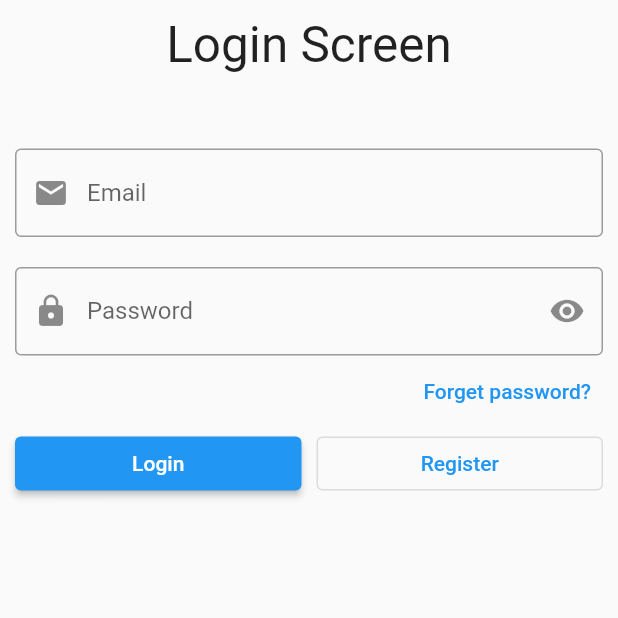
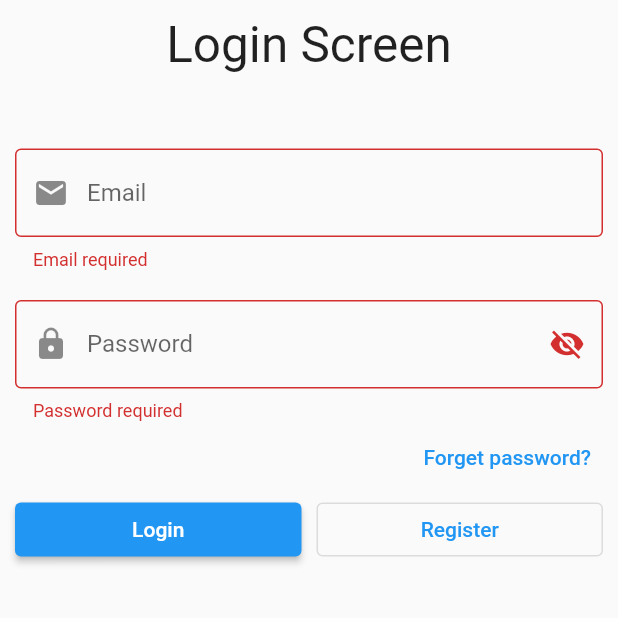
Before and after one commit to amir58/FlutterHti22Gr2, a Flutter app: the LoginScreen screen opened directly, after a tap on "Login", on a phone screen of 412 x 824 dp, the top half of it. Run offline on Flutter 3.47's test engine with Material 2 defaults, Android fonts, the phone set to English and light mode, and no system bars.

Commit message:
Session 8

```diff
--- a/lib/login_screen.dart
+++ b/lib/login_screen.dart
@@ -1,7 +1,16 @@
 import 'package:flutter/material.dart';
 
-class LoginScreen extends StatelessWidget {
-  const LoginScreen({Key? key}) : super(key: key);
+class LoginScreen extends StatefulWidget {
+  LoginScreen({Key? key}) : super(key: key);
+
+  @override
+  State<LoginScreen> createState() => _LoginScreenState();
+}
+
+class _LoginScreenState extends State<LoginScreen> {
+  final GlobalKey<FormState> formKey = GlobalKey<FormState>();
+
+  bool obscureText = true;
 
   @override
   Widget build(BuildContext context) {
@@ -11,6 +20,8 @@ class LoginScreen extends StatelessWidget {
           width: double.infinity,
           // color: Colors.black,
           margin: const EdgeInsets.all(10),
+          child: Form(
+            key: formKey,
             child: Column(
               children: [
                 const Text(
@@ -21,6 +32,15 @@ class LoginScreen extends StatelessWidget {
                 ),
                 const SizedBox(height: 50),
                 TextFormField(
+                  validator: (value) {
+                    if (value!.isEmpty) {
+                      return "Email required";
+                    }
+                    if (!value.contains("@") || !value.contains(".")) {
+                      return "Email not valid";
+                    }
+                    return null;
+                  },
                   keyboardType: TextInputType.emailAddress,
                   textInputAction: TextInputAction.next,
                   decoration: const InputDecoration(
@@ -31,12 +51,25 @@ class LoginScreen extends StatelessWidget {
                 ),
                 const SizedBox(height: 20),
                 TextFormField(
-                obscureText: true,
-                decoration: const InputDecoration(
+                  validator: (value) {
+                    if (value!.isEmpty) {
+                      return "Password required";
+                    }
+                    return null;
+                  },
+                  obscureText: obscureText,
+                  decoration: InputDecoration(
                     labelText: 'Password',
-                  prefixIcon: Icon(Icons.lock),
-                  suffixIcon: Icon(Icons.remove_red_eye),
-                  border: OutlineInputBorder(),
+                    prefixIcon: const Icon(Icons.lock),
+                    suffixIcon: IconButton(
+                        onPressed: () {
+                          obscureText = !obscureText;
+                          setState(() {});
+                        },
+                        icon: Icon(obscureText
+                            ? Icons.visibility_off
+                            : Icons.visibility)),
+                    border: const OutlineInputBorder(),
                   ),
                 ),
                 Container(
@@ -45,27 +78,31 @@ class LoginScreen extends StatelessWidget {
                     onPressed: () {
                       // Respond to button press
                     },
-                  child: Text("Forget password?"),
+                    child: const Text("Forget password?"),
                   ),
                 ),
-
                 Row(
                   children: [
                     Expanded(
                       child: ElevatedButton(
                         onPressed: () {
                           // Respond to button press
+                          if (formKey.currentState!.validate()) {
+                            print('Validate');
+                          } else {
+                            print('Not valid');
+                          }
                         },
-                      child: Text('Login'),
+                        child: const Text('Login'),
                       ),
                     ),
-                  SizedBox(width: 10),
+                    const SizedBox(width: 10),
                     Expanded(
                       child: OutlinedButton(
                         onPressed: () {
                           // Respond to button press
                         },
-                      child: Text("Register"),
+                        child: const Text("Register"),
                       ),
                     ),
                   ],
@@ -74,6 +111,7 @@ class LoginScreen extends StatelessWidget {
             ),
           ),
         ),
+      ),
     );
   }
 }
--- a/lib/main.dart
+++ b/lib/main.dart
@@ -1,4 +1,6 @@
 import 'package:flutter/material.dart';
+import 'package:untitled/assets.dart';
+import 'package:untitled/bmi/bmi_screen.dart';
 import 'package:untitled/login_screen.dart';
 import 'package:untitled/messenger.dart';
 import 'package:untitled/second_screen.dart';
@@ -18,7 +20,7 @@ class MyApp extends StatelessWidget {
       theme: ThemeData(
         primarySwatch: Colors.blue,
       ),
-      home: MessengerScreen(),
+      home: LoginScreen(),
     );
   }
 }
--- /dev/null
+++ b/lib/style/colors.dart
@@ -0,0 +1,6 @@
+import 'package:flutter/material.dart';
+
+const Color mainColor = Color(0xFF202337);
+const Color secondColor = Color(0xFF55556D);
+const Color pinkColor = Color(0xFFE03E65);
+const Color selectedColor = Color(0xFF181A2A);
--- a/pubspec.yaml
+++ b/pubspec.yaml
@@ -58,9 +58,8 @@ flutter:
   uses-material-design: true
 
   # To add assets to your application, add an assets section, like this:
-  # assets:
-  #   - images/a_dot_burr.jpeg
-  #   - images/a_dot_ham.jpeg
+  assets:
+    - images/
 
   # An image asset can refer to one or more resolution-specific "variants", see
   # https://flutter.dev/assets-and-images/#resolution-aware
```
Also changed, not shown: lib/assets.dart (added, +15 -0 lines), lib/bmi/bmi_result_screen.dart (added, +16 -0 lines), lib/bmi/bmi_screen.dart (added, +188 -0 lines), lib/messenger.dart (+27 -28 lines), lib/widgets/my_circle_icon_button.dart (added, +26 -0 lines), lib/widgets/my_counter_item.dart (added, +86 -0 lines), images/apis.jpg (added). Lines whose indentation alone changed are shown as unchanged.
